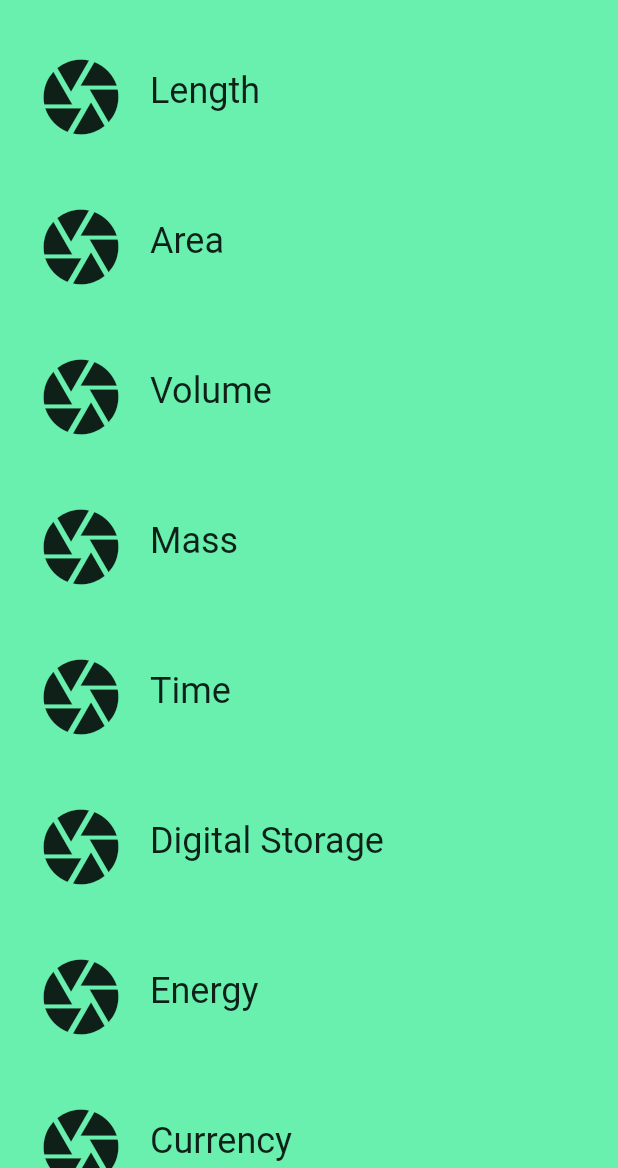
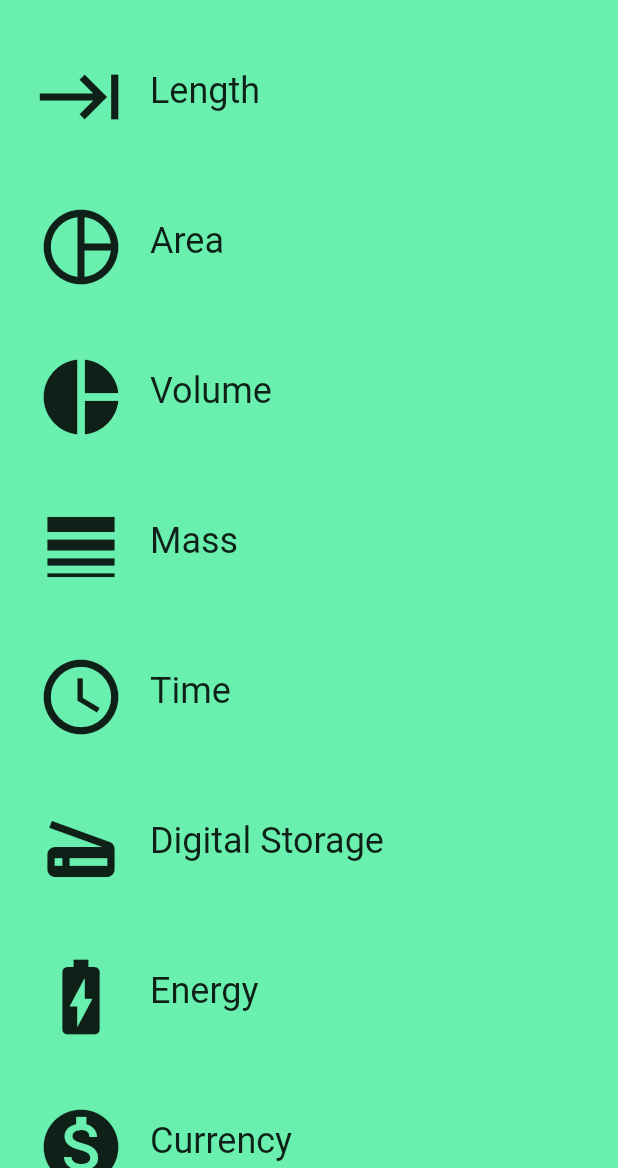
Before and after one commit to aditya2000/converter-App, a Flutter app: the screen it shows after launch, on a phone screen of 412 x 824 dp, the part 68-1236 px from its top. Run offline on Flutter 3.47's test engine with Material 2 defaults, Android fonts, the phone set to English and light mode, and no system bars.

Commit message:
Added Icons to the list

```diff
--- a/lib/category_route.dart
+++ b/lib/category_route.dart
@@ -36,6 +36,17 @@ class CategoryRoute extends StatelessWidget {
     Colors.red,
   ];
 
+  static const _iconsList = <IconData>[
+    Icons.keyboard_tab,
+    Icons.pie_chart_outlined,
+    Icons.pie_chart,
+    Icons.line_weight,
+    Icons.schedule,
+    Icons.scanner,
+    Icons.battery_charging_full,
+    Icons.monetization_on,
+  ];
+
   //Building a category List
   Widget _buildCategoryList(List<Widget> categories){
     return ListView.builder(
@@ -55,7 +66,7 @@ class CategoryRoute extends StatelessWidget {
       categories.add(Category(
         name: _categoryNames[i],
         color: _baseColors[i],
-        iconLocation: Icons.camera,
+        iconLocation: _iconsList[i],
       ));
     }
 
```
Also changed, not shown: pubspec.lock, 2 other files.
